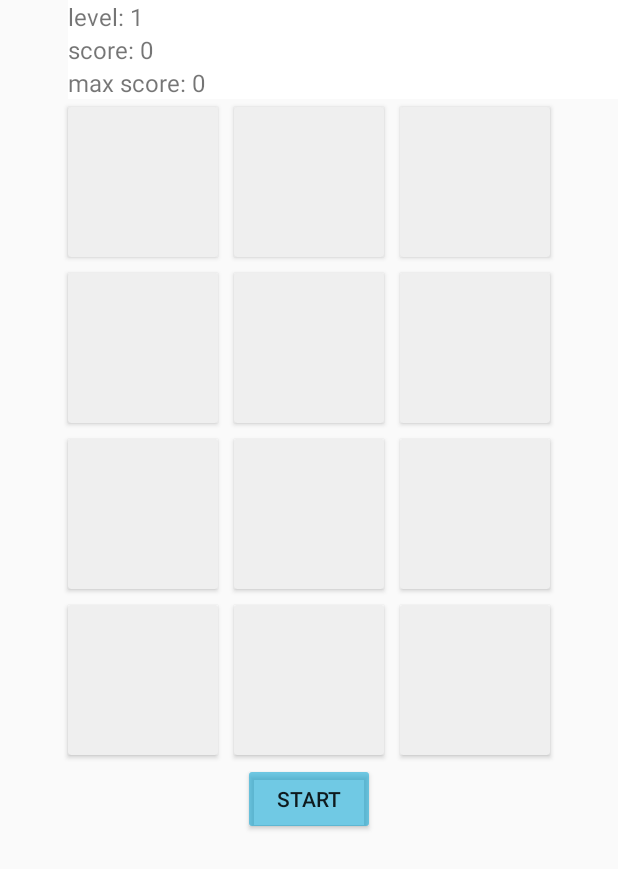
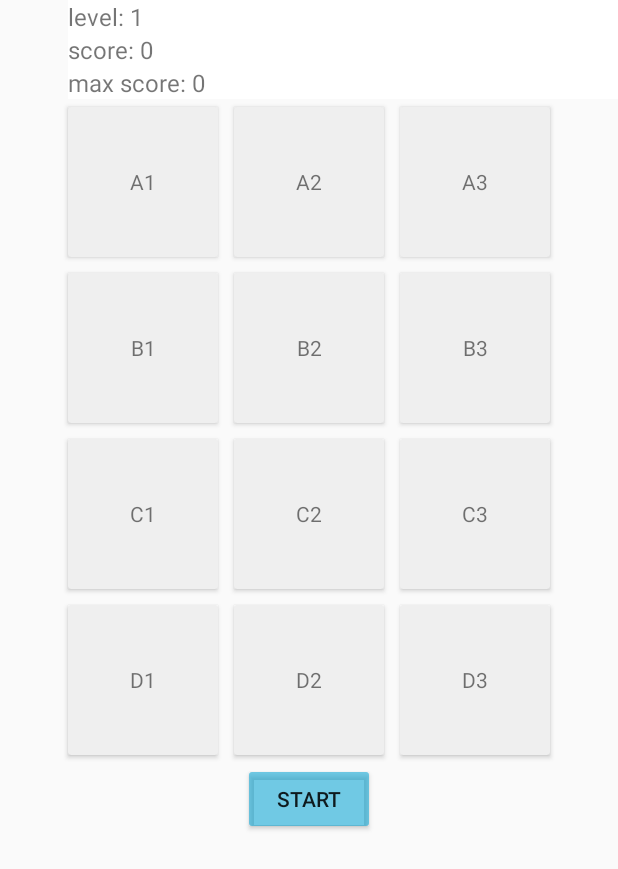
Before and after one commit to alvessss/MemoryGame, an Android app: the screen it shows after launch (MainActivity), on a phone screen of 412 x 824 dp. Shown: the top 869 px of the screen. Run offline under Robolectric (Android 15) with nearby library versions, the phone set to English and light mode, and no system bars.

```diff
--- a/app/src/main/java/com/alvessss/examples/Game/Game.java
+++ b/app/src/main/java/com/alvessss/examples/Game/Game.java
@@ -10,7 +10,7 @@ import java.util.ArrayList;
 import java.util.Random;
 
 @SuppressWarnings("all")
-public class MemoryGame {
+public class Game {
    private final int SEQUENCY_BOUND = 12;
    private final int START_SEQUENCY_SIZE = 3;
 
@@ -41,7 +41,7 @@ public class MemoryGame {
       gameScreen.enableOnClickListeners();
    };
 
-   public MemoryGame(Activity activity) {
+   public Game(Activity activity) {
       startGame = activity.findViewById(R.id.start_game);
       gameLevel = new Level(activity);
       gameScreen = new Screen(activity);
--- a/app/src/main/java/com/alvessss/examples/MainActivity.java
+++ b/app/src/main/java/com/alvessss/examples/MainActivity.java
@@ -4,11 +4,11 @@ import androidx.appcompat.app.AppCompatActivity;
 
 import android.os.Bundle;
 
-import com.alvessss.examples.Game.MemoryGame;
+import com.alvessss.examples.Game.Game;
 
 @SuppressWarnings("all")
 public class MainActivity extends AppCompatActivity {
-   private MemoryGame memoryGame;
+   private Game memoryGame;
 
    @Override
    protected void onCreate(Bundle savedInstanceState){
@@ -19,6 +19,6 @@ public class MainActivity extends AppCompatActivity {
    @Override
    protected void onStart(){
       super.onStart();
-      memoryGame = new MemoryGame(this);
+      memoryGame = new Game(this);
    }
 }
--- a/app/src/main/java/com/alvessss/examples/Screen/Screen.java
+++ b/app/src/main/java/com/alvessss/examples/Screen/Screen.java
@@ -5,7 +5,7 @@ import android.os.Handler;
 import android.os.SystemClock;
 import android.view.View;
 
-import com.alvessss.examples.Game.MemoryGame;
+import com.alvessss.examples.Game.Game;
 import com.alvessss.examples.R;
 
 @SuppressWarnings("all")
@@ -22,9 +22,9 @@ public class Screen {
 
    private boolean showedSequence = false;
 
-   private MemoryGame.Callback onClickOnRightSquare;
-   private MemoryGame.Callback onClickOnWrongSquare;
-   private MemoryGame.Callback onSequenceDone;
+   private Game.Callback onClickOnRightSquare;
+   private Game.Callback onClickOnWrongSquare;
+   private Game.Callback onSequenceDone;
 
    public Screen(Activity activity) {
       final int[] ID = {
@@ -68,15 +68,15 @@ public class Screen {
       return this.showedSequence;
    }
 
-   public void setOnClickOnRightSquare(MemoryGame.Callback callback) {
+   public void setOnClickOnRightSquare(Game.Callback callback) {
       this.onClickOnRightSquare = callback;
    }
 
-   public void setOnClickOnWrongSquare(MemoryGame.Callback callback) {
+   public void setOnClickOnWrongSquare(Game.Callback callback) {
       this.onClickOnWrongSquare = callback;
    }
 
-   public void setOnSequenceDone(MemoryGame.Callback callback) {
+   public void setOnSequenceDone(Game.Callback callback) {
       this.onSequenceDone = callback;
    }
 
--- a/app/src/main/res/layout/activity_main.xml
+++ b/app/src/main/res/layout/activity_main.xml
@@ -4,7 +4,8 @@
     android:layout_width="match_parent"
     android:layout_height="match_parent"
     xmlns:app="http://schemas.android.com/apk/res-auto"
-    tools:context=".MainActivity">
+    tools:context=".MainActivity"
+    tools:ignore="HardcodedText">
 
     <RelativeLayout
         android:id="@+id/header_score_and_level"
@@ -20,24 +21,21 @@
             android:layout_width="match_parent"
             android:layout_height="wrap_content"
             android:text="level: 1"
-            android:textSize="16sp"
-            tools:ignore="HardcodedText"/>
+            android:textSize="16sp" />
         <TextView
             android:id="@+id/score"
             android:layout_width="match_parent"
             android:layout_height="wrap_content"
             android:layout_below="@id/level"
             android:text="score: 0"
-            android:textSize="16sp"
-            tools:ignore="HardcodedText"/>
+            android:textSize="16sp" />
         <TextView
             android:id="@+id/max_score"
             android:layout_width="match_parent"
             android:layout_height="wrap_content"
             android:layout_below="@id/score"
             android:text="max score: 0"
-            android:textSize="16sp"
-            tools:ignore="HardcodedText" />
+            android:textSize="16sp" />
     </RelativeLayout>
 
     <RelativeLayout
@@ -53,7 +51,15 @@
             android:layout_width="100dp"
             android:layout_height="100dp"
             android:layout_margin="5dp"
-            app:cardBackgroundColor="@color/square_default_color"/>
+            app:cardBackgroundColor="@color/square_default_color">
+
+            <TextView
+                android:layout_width="match_parent"
+                android:layout_height="match_parent"
+                android:text="A1"
+                android:gravity="center"/>
+
+        </androidx.cardview.widget.CardView>
         <androidx.cardview.widget.CardView
             android:id="@+id/square_2"
             android:layout_width="100dp"
@@ -61,7 +67,15 @@
             android:background="@color/square_default_color"
             android:layout_toEndOf="@id/square_1"
             android:layout_margin="5dp"
-            app:cardBackgroundColor="@color/square_default_color"/>
+            app:cardBackgroundColor="@color/square_default_color">
+
+            <TextView
+                android:layout_width="match_parent"
+                android:layout_height="match_parent"
+                android:text="A2"
+                android:gravity="center"/>
+
+        </androidx.cardview.widget.CardView>
         <androidx.cardview.widget.CardView
             android:id="@+id/square_3"
             android:layout_width="100dp"
@@ -69,7 +83,15 @@
             android:background="@color/square_default_color"
             android:layout_toEndOf="@id/square_2"
             android:layout_margin="5dp"
-            app:cardBackgroundColor="@color/square_default_color"/>
+            app:cardBackgroundColor="@color/square_default_color">
+
+            <TextView
+                android:layout_width="match_parent"
+                android:layout_height="match_parent"
+                android:text="A3"
+                android:gravity="center"/>
+
+        </androidx.cardview.widget.CardView>
 
 
         <androidx.cardview.widget.CardView
@@ -79,7 +101,15 @@
             android:background="@color/square_default_color"
             android:layout_below="@id/square_1"
             android:layout_margin="5dp"
-            app:cardBackgroundColor="@color/square_default_color"/>
+            app:cardBackgroundColor="@color/square_default_color">
+
+            <TextView
+                android:layout_width="match_parent"
+                android:layout_height="match_parent"
+                android:text="B1"
+                android:gravity="center"/>
+
+        </androidx.cardview.widget.CardView>
         <androidx.cardview.widget.CardView
             android:id="@+id/square_5"
             android:layout_width="100dp"
@@ -88,7 +118,15 @@
             android:layout_toEndOf="@id/square_4"
             android:layout_below="@id/square_2"
             android:layout_margin="5dp"
-            app:cardBackgroundColor="@color/square_default_color"/>
+            app:cardBackgroundColor="@color/square_default_color">
+
+            <TextView
+                android:layout_width="match_parent"
+                android:layout_height="match_parent"
+                android:text="B2"
+                android:gravity="center"/>
+
+        </androidx.cardview.widget.CardView>
         <androidx.cardview.widget.CardView
             android:id="@+id/square_6"
             android:layout_width="100dp"
@@ -97,7 +135,15 @@
             android:layout_toEndOf="@id/square_5"
             android:layout_below="@id/square_2"
             android:layout_margin="5dp"
-            app:cardBackgroundColor="@color/square_default_color"/>
+            app:cardBackgroundColor="@color/square_default_color">
+
+            <TextView
+                android:layout_width="match_parent"
+                android:layout_height="match_parent"
+                android:text="B3"
+                android:gravity="center"/>
+
+        </androidx.cardview.widget.CardView>
 
 
         <androidx.cardview.widget.CardView
@@ -107,7 +153,15 @@
             android:background="@color/square_default_color"
             android:layout_below="@id/square_4"
             android:layout_margin="5dp"
-            app:cardBackgroundColor="@color/square_default_color"/>
+            app:cardBackgroundColor="@color/square_default_color">
+
+            <TextView
+                android:layout_width="match_parent"
+                android:layout_height="match_parent"
+                android:text="C1"
+                android:gravity="center"/>
+
+        </androidx.cardview.widget.CardView>
         <androidx.cardview.widget.CardView
             android:id="@+id/square_8"
             android:layout_width="100dp"
@@ -116,7 +170,15 @@
             android:layout_toEndOf="@id/square_7"
             android:layout_below="@id/square_5"
             android:layout_margin="5dp"
-            app:cardBackgroundColor="@color/square_default_color"/>
+            app:cardBackgroundColor="@color/square_default_color">
+
+            <TextView
+                android:layout_width="match_parent"
+                android:layout_height="match_parent"
+                android:text="C2"
+                android:gravity="center"/>
+
+        </androidx.cardview.widget.CardView>
         <androidx.cardview.widget.CardView
             android:id="@+id/square_9"
             android:layout_width="100dp"
@@ -125,7 +187,15 @@
             android:layout_toEndOf="@id/square_8"
             android:layout_below="@id/square_6"
             android:layout_margin="5dp"
-            app:cardBackgroundColor="@color/square_default_color"/>
+            app:cardBackgroundColor="@color/square_default_color">
+
+            <TextView
+                android:layout_width="match_parent"
+                android:layout_height="match_parent"
+                android:text="C3"
+                android:gravity="center"/>
+
+        </androidx.cardview.widget.CardView>
 
 
         <androidx.cardview.widget.CardView
@@ -135,7 +205,15 @@
             android:background="@color/square_default_color"
             android:layout_below="@id/square_7"
             android:layout_margin="5dp"
-            app:cardBackgroundColor="@color/square_default_color"/>
+            app:cardBackgroundColor="@color/square_default_color">
+
+            <TextView
+                android:layout_width="match_parent"
+                android:layout_height="match_parent"
+                android:text="D1"
+                android:gravity="center"/>
+
+        </androidx.cardview.widget.CardView>
         <androidx.cardview.widget.CardView
             android:id="@+id/square_11"
             android:layout_width="100dp"
@@ -144,7 +222,15 @@
             android:layout_toEndOf="@id/square_7"
             android:layout_below="@id/square_8"
             android:layout_margin="5dp"
-            app:cardBackgroundColor="@color/square_default_color"/>
+            app:cardBackgroundColor="@color/square_default_color">
+
+            <TextView
+                android:layout_width="match_parent"
+                android:layout_height="match_parent"
+                android:text="D2"
+                android:gravity="center"/>
+
+        </androidx.cardview.widget.CardView>
         <androidx.cardview.widget.CardView
             android:id="@+id/square_12"
             android:layout_width="100dp"
@@ -153,7 +239,15 @@
             android:layout_toEndOf="@id/square_8"
             android:layout_below="@id/square_9"
             android:layout_margin="5dp"
-            app:cardBackgroundColor="@color/square_default_color"/>
+            app:cardBackgroundColor="@color/square_default_color">
+
+            <TextView
+                android:layout_width="match_parent"
+                android:layout_height="match_parent"
+                android:text="D3"
+                android:gravity="center"/>
+
+        </androidx.cardview.widget.CardView>
     </RelativeLayout>
 
     <Button
```
Also changed, not shown: 2 other files.
